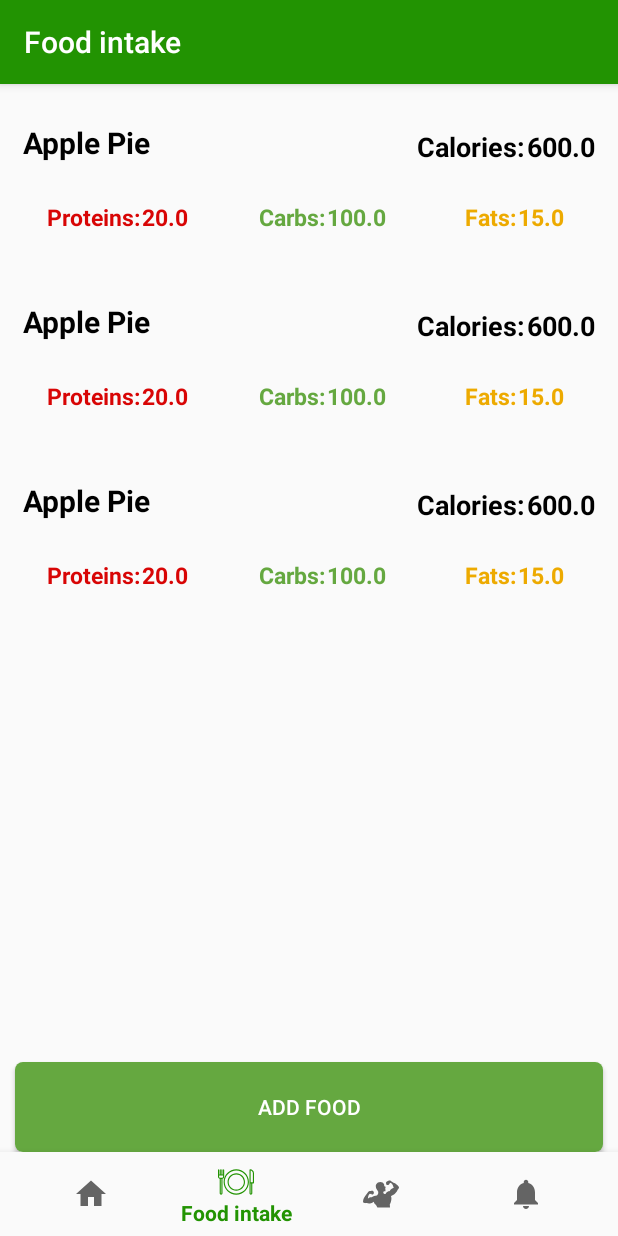
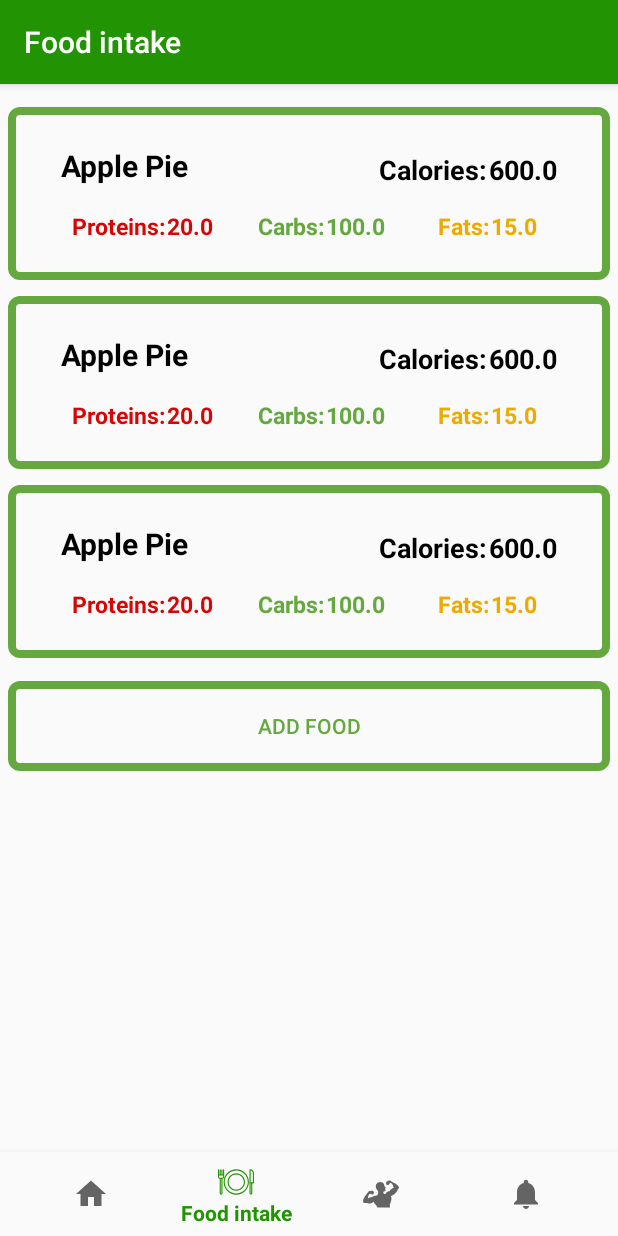
Before and after one commit to Berciless/CalorieCheck, an Android app: the DashboardFragment screen opened through its navigation route, on a phone screen of 412 x 824 dp. Run offline under Robolectric (Android 15) with nearby library versions, the phone set to English and light mode, and no system bars; our stand-ins replace Room's generated code, navigation-ui.

```diff
--- a/app/src/main/AndroidManifest.xml
+++ b/app/src/main/AndroidManifest.xml
@@ -9,6 +9,7 @@
         android:roundIcon="@mipmap/ic_launcher_round"
         android:supportsRtl="true"
         android:theme="@style/AppTheme">
+        <activity android:name=".ui.dashboard.AddFoodActivity"></activity>
         <activity
             android:name=".MainActivity"
             android:label="@string/app_name">
--- a/app/src/main/java/com/lpai/caloriecheck/MainActivity.java
+++ b/app/src/main/java/com/lpai/caloriecheck/MainActivity.java
@@ -23,6 +23,9 @@ public class MainActivity extends AppCompatActivity {
         NavController navController = Navigation.findNavController(this, R.id.nav_host_fragment);
         NavigationUI.setupActionBarWithNavController(this, navController, appBarConfiguration);
         NavigationUI.setupWithNavController(navView, navController);
+
+
+
     }
 
 }
--- a/app/src/main/java/com/lpai/caloriecheck/ui/dashboard/DashboardFragment.java
+++ b/app/src/main/java/com/lpai/caloriecheck/ui/dashboard/DashboardFragment.java
@@ -1,29 +1,35 @@
 package com.lpai.caloriecheck.ui.dashboard;
 
 
+import android.content.Intent;
 import android.os.Bundle;
 import android.view.LayoutInflater;
 import android.view.View;
 import android.view.ViewGroup;
 import android.widget.AdapterView;
+import android.widget.Button;
 import android.widget.Toast;
 import androidx.annotation.NonNull;
 import androidx.fragment.app.Fragment;
-import androidx.fragment.app.ListFragment;
-import androidx.lifecycle.Observer;
 import androidx.lifecycle.ViewModelProvider;
-import androidx.lifecycle.ViewModelProviders;
 import androidx.recyclerview.widget.LinearLayoutManager;
 import androidx.recyclerview.widget.RecyclerView;
+
+import com.lpai.caloriecheck.MainActivity;
 import com.lpai.caloriecheck.R;
 
+import java.sql.SQLOutput;
 
 
 public class DashboardFragment extends Fragment implements AdapterView.OnItemClickListener{
 
 
+    DashboardViewModel dashboardViewModel;
+
     public View onCreateView(@NonNull LayoutInflater inflater, ViewGroup container, Bundle savedInstanceState) {
-        DashboardViewModel dashboardViewModel = new ViewModelProvider(this).get(DashboardViewModel.class);
+
+
+        dashboardViewModel = new ViewModelProvider(this).get(DashboardViewModel.class);
 
         View root = inflater.inflate(R.layout.fragment_dashboard, container, false);
 
@@ -33,7 +39,16 @@ public class DashboardFragment extends Fragment implements AdapterView.OnItemCli
         recyclerView.setAdapter(adapter);
         recyclerView.setLayoutManager(new LinearLayoutManager(this.getActivity()));
 
-        dashboardViewModel.getTodaySFood().observe(this, adapter::setFoods);
+        dashboardViewModel.getTodaySFood().observe(getViewLifecycleOwner(), adapter::setFoods);
+
+        Button button = root.findViewById(R.id.button);
+        button.setOnClickListener(v -> {
+            Intent intent = new Intent(getActivity(),AddFoodActivity.class);
+            getActivity().startActivityForResult(intent,1);
+        });
+
+
+
         return root;
     }
 
@@ -48,5 +63,19 @@ public class DashboardFragment extends Fragment implements AdapterView.OnItemCli
         Toast.makeText(getActivity(), "TOAST", Toast.LENGTH_SHORT).show();
     }
 
+    public void  onAcrivityResult(int requestCode, int resultCode, Intent data){
+        super.onActivityResult(requestCode,resultCode,data);
+
+        if(requestCode == 1 && resultCode == -1){
+            Food food = new Food(data.getStringExtra(AddFoodActivity.EXTRA_REPLY));
+            System.out.println("dasdasdasdas");
+            dashboardViewModel.insert(food);
+        } else {
+            Toast.makeText(
+                    getActivity().getApplicationContext(),
+                    R.string.fat,
+                    Toast.LENGTH_LONG).show();
+        }
+    }
 
 }
--- a/app/src/main/java/com/lpai/caloriecheck/ui/dashboard/DashboardViewModel.java
+++ b/app/src/main/java/com/lpai/caloriecheck/ui/dashboard/DashboardViewModel.java
@@ -11,11 +11,11 @@ import java.util.List;
 
 public class DashboardViewModel extends AndroidViewModel {
 
-    private FoodRepository repository;
+    private  FoodRepository repository;
     private LiveData<List<Food>> todaySFood;
     public DashboardViewModel(Application application){
         super(application);
-        repository=new FoodRepository(application);
+        repository = new FoodRepository(application);
         todaySFood = new MutableLiveData<>();
         todaySFood =  repository.getTodaySFood();
     }
--- a/app/src/main/java/com/lpai/caloriecheck/ui/dashboard/FoodDao.java
+++ b/app/src/main/java/com/lpai/caloriecheck/ui/dashboard/FoodDao.java
@@ -4,13 +4,14 @@ import androidx.lifecycle.LiveData;
 import androidx.lifecycle.MutableLiveData;
 import androidx.room.Dao;
 import androidx.room.Insert;
+import androidx.room.OnConflictStrategy;
 import androidx.room.Query;
 
 import java.util.List;
 
 @Dao
 public interface FoodDao {
-    @Insert
+    @Insert(onConflict = OnConflictStrategy.IGNORE)
     void insert(Food food);
 
     @Query("DELETE FROM daily_food")
--- a/app/src/main/java/com/lpai/caloriecheck/ui/dashboard/FoodRoomDatabase.java
+++ b/app/src/main/java/com/lpai/caloriecheck/ui/dashboard/FoodRoomDatabase.java
@@ -42,7 +42,7 @@ public abstract class FoodRoomDatabase extends RoomDatabase {
     private static class PopulateDbAsync extends AsyncTask<Void, Void, Void> {
 
         private final FoodDao dao;
-        String[] foods = {"dolphin", "crocodile", "cobra"};
+        String[] foods = {"dolphin", "crocodile", "cobra", };
 
         PopulateDbAsync(FoodRoomDatabase db) {
             dao = db.foodDao();
--- a/app/src/main/res/drawable/round_border.xml
+++ b/app/src/main/res/drawable/round_border.xml
@@ -2,7 +2,10 @@
 <shape xmlns:android="http://schemas.android.com/apk/res/android"
     android:shape="rectangle"
     >
-    <solid android:color="@color/carbsColor" />
+    <stroke
+        android:color="@color/carbsColor"
+        android:width="5dp"
+        />
 
 <!-- The width and color of the border-->
 
--- a/app/src/main/res/layout/food_item.xml
+++ b/app/src/main/res/layout/food_item.xml
@@ -3,6 +3,8 @@
     android:layout_height="wrap_content"
     android:orientation="vertical"
     android:paddingVertical="10dp"
+    android:background="@drawable/round_border"
+    android:layout_margin="5dp"
     >
 
     <LinearLayout
@@ -11,7 +13,7 @@
         android:layout_width="match_parent"
         android:orientation="horizontal"
         android:layout_marginTop="15dp"
-        android:layout_marginBottom="10dp">
+        android:layout_marginBottom="5dp">
         <LinearLayout
             android:layout_weight="1"
             android:layout_width="0dp"
@@ -62,7 +64,9 @@
     </LinearLayout>
 
     <LinearLayout
-        android:layout_marginVertical="10dp"
+        android:layout_marginBottom="15dp"
+        android:layout_marginTop="5dp"
+
         android:layout_marginHorizontal="10dp"
         android:layout_width="match_parent"
         android:layout_height="wrap_content"
--- a/app/src/main/res/layout/fragment_dashboard.xml
+++ b/app/src/main/res/layout/fragment_dashboard.xml
@@ -1,26 +1,40 @@
 <?xml version="1.0" encoding="utf-8"?>
 <RelativeLayout xmlns:android="http://schemas.android.com/apk/res/android"
-    xmlns:app="http://schemas.android.com/apk/res-auto"
     android:layout_width="match_parent"
     android:layout_height="match_parent"
     xmlns:tools="http://schemas.android.com/tools"
+    android:orientation="vertical"
+    tools:context=".ui.dashboard.DashboardFragment">
+
+        <androidx.core.widget.NestedScrollView
+            android:layout_width="match_parent"
+            android:layout_height="match_parent">
+                <LinearLayout
+                    android:layout_width="match_parent"
+                    android:layout_height="wrap_content"
                     android:orientation="vertical">
-
                 <androidx.recyclerview.widget.RecyclerView
                     android:id="@+id/recyclerview"
                     android:layout_width="match_parent"
-        android:layout_height="match_parent"
-        android:layout_alignBottom="@id/button"
-        android:layout_marginBottom="60dp" />
+                    android:layout_height="wrap_content"
+                    android:layout_alignParentTop="true"
+                    android:layout_marginTop="10dp" />
 
                 <Button
-        android:layout_marginHorizontal="10dp"
-        android:background="@drawable/round_border"
                     android:id="@+id/button"
                     android:layout_width="match_parent"
                     android:layout_height="60dp"
-        android:layout_alignParentBottom="true"
+                    android:layout_below="@+id/recyclerview"
+                    android:layout_marginHorizontal="5dp"
+                    android:layout_marginTop="10dp"
+                    android:background="@drawable/round_border"
                     android:text="Add Food"
-        android:textColor="#FFFFFF"/>
+                    android:textColor="@color/carbsColor" />
+                </LinearLayout>
+
+        </androidx.core.widget.NestedScrollView>
+
+
+
 
 </RelativeLayout>
```
Also changed, not shown: app/build.gradle (+8 -2 lines), app/src/main/java/com/lpai/caloriecheck/ui/dashboard/AddFoodActivity.java (added, +40 -0 lines), app/src/main/java/com/lpai/caloriecheck/ui/dashboard/CustomAdapter.java (deleted, +0 -71 lines), app/src/main/java/com/lpai/caloriecheck/ui/dashboard/Food.java (+10 -0 lines), app/src/main/res/layout/activity_add_food.xml (added, +119 -0 lines). Lines whose indentation alone changed are shown as unchanged.
